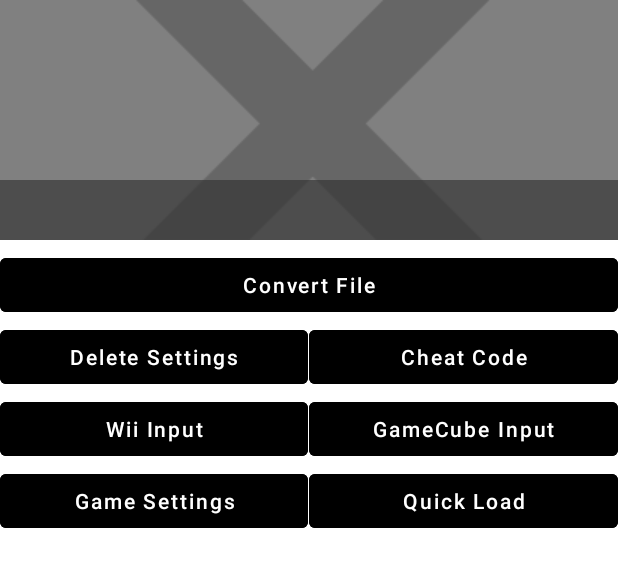
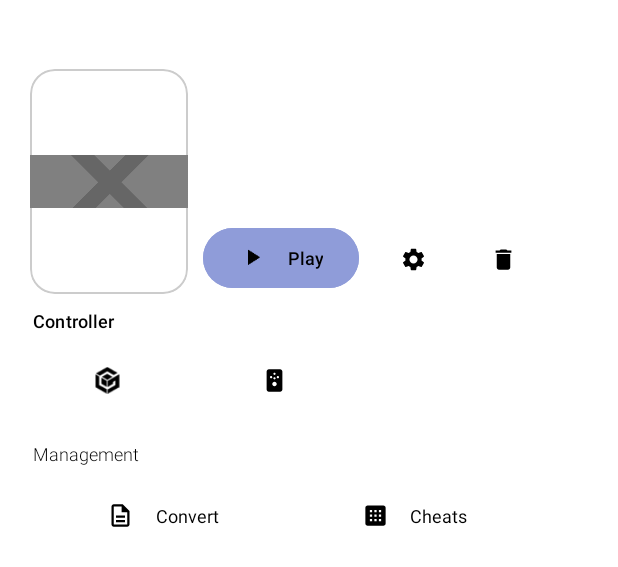
Before and after one commit to Gamer64ytb/Dolphin-Enhanced, an Android app: the layout dialog_game_details.xml on its own in the app's theme, with its tools: preview values and no code run, on a phone screen of 412 x 824 dp. Shown: the top 567 px of the screen. Run offline under Robolectric (Android 15) with nearby library versions, the phone set to English and light mode, and no system bars.

Commit message:
ui: Refactor GameDetailsDialog to use a BottomSheetDialog and modern design

```diff
--- a/Source/Android/app/build.gradle
+++ b/Source/Android/app/build.gradle
@@ -2,6 +2,7 @@
     id 'com.android.application'
     id 'org.jetbrains.kotlin.android'
     id 'org.jetbrains.kotlin.plugin.serialization' version "1.7.20"
+    id 'org.jetbrains.kotlin.kapt'
 }
 
 android {
@@ -9,6 +10,7 @@
 
     buildFeatures {
         buildConfig = true
+        viewBinding true
     }
 
     compileOptions {
@@ -94,6 +96,7 @@
     }
 }
 
+
 dependencies {
     implementation 'androidx.core:core-ktx:1.15.0'
     implementation 'androidx.recyclerview:recyclerview:1.3.2'
--- /dev/null
+++ b/Source/Android/app/src/main/res/drawable/bottom_sheet_pull_indicator.xml
@@ -0,0 +1,6 @@
+<?xml version="1.0" encoding="utf-8"?>
+<shape xmlns:android="http://schemas.android.com/apk/res/android"
+    android:shape="rectangle">
+    <solid android:color="@android:color/white" />
+    <corners android:radius="2dp" />
+</shape>
--- /dev/null
+++ b/Source/Android/app/src/main/res/drawable/ic_cheat_code.xml
@@ -0,0 +1,10 @@
+<?xml version="1.0" encoding="utf-8"?>
+<vector xmlns:android="http://schemas.android.com/apk/res/android"
+    android:width="24dp"
+    android:height="24dp"
+    android:viewportWidth="24"
+    android:viewportHeight="24">
+    <path
+        android:fillColor="#FF000000"
+        android:pathData="M19,3H5C3.89,3 3,3.89 3,5V19C3,20.11 3.89,21 5,21H19C20.11,21 21,20.11 21,19V5C21,3.89 20.11,3 19,3M11,7H13V9H11V7M7,7H9V9H7V7M15,7H17V9H15V7M7,11H9V13H7V11M11,11H13V13H11V11M15,11H17V13H15V11M7,15H9V17H7V15M11,15H13V17H11V15M15,15H17V17H15V15Z" />
+</vector>
--- /dev/null
+++ b/Source/Android/app/src/main/res/drawable/ic_convert_file.xml
@@ -0,0 +1,10 @@
+<?xml version="1.0" encoding="utf-8"?>
+<vector xmlns:android="http://schemas.android.com/apk/res/android"
+    android:width="24dp"
+    android:height="24dp"
+    android:viewportWidth="24"
+    android:viewportHeight="24">
+    <path
+        android:fillColor="#FF000000"
+        android:pathData="M14,2H6C4.9,2 4,2.9 4,4V20C4,21.1 4.9,22 6,22H18C19.1,22 20,21.1 20,20V8L14,2M18,20H6V4H13V9H18V20M16,12V14H8V12H16M16,16V18H8V16H16Z"/>
+</vector>
--- /dev/null
+++ b/Source/Android/app/src/main/res/drawable/ic_gamecube.xml
@@ -0,0 +1,13 @@
+<?xml version="1.0" encoding="utf-8"?>
+<vector xmlns:android="http://schemas.android.com/apk/res/android"
+    android:width="24dp"
+    android:height="24dp"
+    android:viewportWidth="24"
+    android:viewportHeight="24">
+    <path
+        android:fillColor="#FF000000"
+        android:pathData="M12,2C6.48,2 2,6.48 2,12s4.48,10 10,10 10,-4.48 10,-10S17.52,2 12,2zM12,20c-4.41,0 -8,-3.59 -8,-8s3.59,-8 8,-8 8,3.59 8,8 -3.59,8 -8,8zM11,7h2v6h-2zM11,15h2v2h-2z"/>
+    <path
+        android:fillColor="#FF000000"
+        android:pathData="M8,8h8v8h-8z"/>
+</vector>
--- /dev/null
+++ b/Source/Android/app/src/main/res/drawable/ic_play.xml
@@ -0,0 +1,10 @@
+<?xml version="1.0" encoding="utf-8"?>
+<vector xmlns:android="http://schemas.android.com/apk/res/android"
+    android:width="24dp"
+    android:height="24dp"
+    android:viewportWidth="24"
+    android:viewportHeight="24">
+    <path
+        android:fillColor="#FFFFFF"
+        android:pathData="M8,5v14l11,-7z"/>
+</vector>
--- /dev/null
+++ b/Source/Android/app/src/main/res/drawable/ic_settings.xml
@@ -0,0 +1,10 @@
+<?xml version="1.0" encoding="utf-8"?>
+<vector xmlns:android="http://schemas.android.com/apk/res/android"
+    android:width="24dp"
+    android:height="24dp"
+    android:viewportWidth="24"
+    android:viewportHeight="24">
+    <path
+        android:fillColor="#FF000000"
+        android:pathData="M19.14,12.94c0.04,-0.3 0.06,-0.61 0.06,-0.94c0,-0.32 -0.02,-0.64 -0.07,-0.94l2.03,-1.58c0.18,-0.14 0.23,-0.41 0.12,-0.61l-1.92,-3.32c-0.12,-0.22 -0.37,-0.29 -0.59,-0.22l-2.39,0.96c-0.5,-0.38 -1.03,-0.7 -1.62,-0.94L14.4,2.81c-0.04,-0.24 -0.24,-0.41 -0.48,-0.41h-3.84c-0.24,0 -0.43,0.17 -0.47,0.41L9.25,5.35C8.66,5.59 8.12,5.92 7.63,6.29L5.24,5.33c-0.22,-0.08 -0.47,0 -0.59,0.22L2.74,8.87C2.62,9.08 2.66,9.34 2.86,9.48l2.03,1.58C4.84,11.36 4.8,11.69 4.8,12s0.02,0.64 0.07,0.94l-2.03,1.58c-0.18,0.14 -0.23,0.41 -0.12,0.61l1.92,3.32c0.12,0.22 0.37,0.29 0.59,0.22l2.39,-0.96c0.5,0.38 1.03,0.7 1.62,0.94l0.36,2.54c0.05,0.24 0.24,0.41 0.48,0.41h3.84c0.24,0 0.44,-0.17 0.47,-0.41l0.36,-2.54c0.59,-0.24 1.13,-0.56 1.62,-0.94l2.39,0.96c0.22,0.08 0.47,0 0.59,-0.22l1.92,-3.32c0.12,-0.22 0.07,-0.47 -0.12,-0.61L19.14,12.94zM12,15.6c-1.98,0 -3.6,-1.62 -3.6,-3.6s1.62,-3.6 3.6,-3.6s3.6,1.62 3.6,3.6S13.98,15.6 12,15.6z"/>
+</vector>
--- /dev/null
+++ b/Source/Android/app/src/main/res/drawable/ic_settings_delete.xml
@@ -0,0 +1,10 @@
+<?xml version="1.0" encoding="utf-8"?>
+<vector xmlns:android="http://schemas.android.com/apk/res/android"
+    android:width="24dp"
+    android:height="24dp"
+    android:viewportWidth="24"
+    android:viewportHeight="24">
+    <path
+        android:fillColor="#FF000000"
+        android:pathData="M6,19c0,1.1 0.9,2 2,2h8c1.1,0 2,-0.9 2,-2V7H6v12zM19,4h-3.5l-1,-1h-5l-1,1H5v2h14V4z"/>
+</vector>
--- /dev/null
+++ b/Source/Android/app/src/main/res/drawable/ic_wiimote.xml
@@ -0,0 +1,10 @@
+<?xml version="1.0" encoding="utf-8"?>
+<vector xmlns:android="http://schemas.android.com/apk/res/android"
+    android:width="24dp"
+    android:height="24dp"
+    android:viewportWidth="24"
+    android:viewportHeight="24">
+    <path
+        android:fillColor="#FF000000"
+        android:pathData="M7,2h10c1.1,0 2,0.9 2,2v16c0,1.1 -0.9,2 -2,2H7c-1.1,0 -2,-0.9 -2,-2V4C5,2.9 5.9,2 7,2zM12,5c-0.55,0 -1,0.45 -1,1s0.45,1 1,1s1,-0.45 1,-1S12.55,5 12,5zM9,8c-0.55,0 -1,0.45 -1,1s0.45,1 1,1s1,-0.45 1,-1S9.55,8 9,8zM12,9c-0.55,0 -1,0.45 -1,1s0.45,1 1,1s1,-0.45 1,-1S12.55,9 12,9zM15,8c-0.55,0 -1,0.45 -1,1s0.45,1 1,1s1,-0.45 1,-1S15.55,8 15,8zM12,13c-1.1,0 -2,0.9 -2,2s0.9,2 2,2s2,-0.9 2,-2S13.1,13 12,13zM8,17h2v1H8zM14,17h2v1h-2z"/>
+</vector>
--- /dev/null
+++ b/Source/Android/app/src/main/res/drawable/rounded_corners_cover.xml
@@ -0,0 +1,12 @@
+<?xml version="1.0" encoding="utf-8"?>
+<shape xmlns:android="http://schemas.android.com/apk/res/android"
+    android:shape="rectangle">
+
+    <corners android:radius="16dp" />
+
+    <solid android:color="#FFFFFF" />
+
+    <stroke
+        android:width="1dp"
+        android:color="#CCCCCC" />
+</shape>
--- a/Source/Android/app/src/main/res/layout/dialog_game_details.xml
+++ b/Source/Android/app/src/main/res/layout/dialog_game_details.xml
@@ -1,140 +1,257 @@
 <?xml version="1.0" encoding="utf-8"?>
-<RelativeLayout xmlns:android="http://schemas.android.com/apk/res/android"
+<ScrollView xmlns:android="http://schemas.android.com/apk/res/android"
     xmlns:app="http://schemas.android.com/apk/res-auto"
+    xmlns:tools="http://schemas.android.com/tools"
+    android:layout_width="match_parent"
     android:layout_height="wrap_content"
+    android:background="@android:color/transparent">
+
+    <RelativeLayout
         android:layout_width="match_parent"
-    android:background="@color/dolphin_background">
+        android:layout_height="wrap_content"
+        android:padding="14dp"
+        android:paddingBottom="32dp">
+
+        <View
+            android:id="@+id/bottom_sheet_pull_indicator"
+            android:layout_width="32dp"
+            android:layout_height="4dp"
+            android:layout_centerHorizontal="true"
+            android:layout_marginTop="6dp"
+            android:layout_marginBottom="6dp"
+            android:alpha="0.4"
+            android:background="@drawable/bottom_sheet_pull_indicator" />
 
         <ImageView
+            android:id="@+id/image_game_screen"
+            android:layout_width="105dp"
+            android:layout_height="150dp"
+            android:layout_alignParentStart="true"
+            android:layout_below="@id/bottom_sheet_pull_indicator"
+            android:layout_marginStart="6dp"
+            android:layout_marginTop="16dp"
+            android:layout_marginEnd="6dp"
+            android:layout_marginBottom="16dp"
             android:contentDescription="@string/game_platform_wii"
-        android:scaleType="centerCrop"
-        android:id="@+id/image_game_screen"
+            android:scaleType="fitCenter"
+            android:src="@drawable/no_banner"
+            android:background="@drawable/rounded_corners_cover"
+            android:clipToOutline="true" />
+
+        <LinearLayout
             android:layout_width="match_parent"
-        android:layout_height="160dp"
-        android:layout_marginBottom="6dp"
-        android:layout_alignParentTop="true"
-        android:layout_centerHorizontal="true"
-        android:src="@drawable/no_banner"/>
+            android:layout_height="wrap_content"
+            android:layout_alignTop="@id/image_game_screen"
+            android:layout_marginStart="8dp"
+            android:layout_toEndOf="@id/image_game_screen"
+            android:orientation="vertical"
+            tools:layout_alignParentEnd="false">
+
+            <TextView
+                android:id="@+id/text_game_title"
+                style="@style/TextAppearance.Material3.HeadlineSmall"
+                android:layout_width="match_parent"
+                android:layout_height="wrap_content"
+                android:ellipsize="marquee"
+                android:fontFamily="sans-serif"
+                android:paddingStart="4dp"
+                android:paddingEnd="4dp"
+                android:textAlignment="gravity"
+                android:textColor="@color/text"
+                android:textSize="20sp" />
 
             <TextView
                 android:id="@+id/text_game_filename"
-        android:background="#AA333333"
-        android:textColor="#E0E0E0"
+                style="@style/TextAppearance.MaterialComponents.Body2"
+                android:layout_width="match_parent"
+                android:layout_height="wrap_content"
+                android:layout_marginTop="3dp"
+                android:fontFamily="sans-serif-medium"
+                android:paddingStart="4dp"
+                android:paddingEnd="4dp"
+                android:paddingBottom="2dp"
+                android:textColor="@color/text"
+                android:textSize="12sp" />
+
+        </LinearLayout>
+
+        <LinearLayout
+            android:id="@+id/play"
+            android:layout_width="match_parent"
+            android:layout_height="wrap_content"
+            android:layout_alignBottom="@id/image_game_screen"
+            android:layout_marginTop="8dp"
+            android:layout_toEndOf="@id/image_game_screen"
+            android:orientation="horizontal">
+
+            <Button
+                android:id="@+id/button_quick_load"
+                style="@style/Widget.Material3.Button"
+                android:layout_width="wrap_content"
+                android:layout_height="wrap_content"
+                android:layout_marginStart="4dp"
+                android:backgroundTint="#8F9CD9"
+                android:gravity="center"
+                android:stateListAnimator="@null"
+                android:text="@string/play"
+                android:textAlignment="center"
+                android:textAppearance="@style/MyCustomTextAppearance"
+                android:textColor="#000000"
                 android:textSize="12sp"
-        android:paddingBottom="2dp"
-        android:layout_alignBottom="@id/image_game_screen"
-        android:layout_width="match_parent"
-        android:layout_height="wrap_content" />
+                app:cornerRadius="24dp"
+                app:icon="@drawable/ic_play"
+                app:iconGravity="textStart"
+                app:iconPadding="14dp"
+                app:iconTint="@android:color/black" />
+
+            <Button
+                android:id="@+id/button_game_setting"
+                style="@style/Widget.Material3.Button"
+                android:layout_width="48dp"
+                android:layout_height="wrap_content"
+                android:layout_marginStart="12dp"
+                android:layout_marginEnd="12dp"
+                android:backgroundTint="@color/buttons"
+                android:gravity="center"
+                android:stateListAnimator="@null"
+                app:cornerRadius="24dp"
+                app:icon="@drawable/ic_settings"
+                app:iconGravity="textStart"
+                app:iconPadding="0dp"
+                app:iconTint="@color/text" />
+
+            <Button
+                android:id="@+id/button_delete_setting"
+                style="@style/Widget.Material3.Button"
+                android:layout_width="48dp"
+                android:layout_height="wrap_content"
+                android:backgroundTint="@color/buttons"
+                android:gravity="center"
+                android:stateListAnimator="@null"
+                app:cornerRadius="24dp"
+                app:icon="@drawable/ic_settings_delete"
+                app:iconGravity="textStart"
+                app:iconPadding="0dp"
+                app:iconTint="@color/text" />
+        </LinearLayout>
 
         <TextView
-        android:id="@+id/text_game_title"
-        android:background="#AA333333"
-        android:textColor="#F0F0F0"
-        android:paddingTop="2dp"
-        android:textSize="14sp"
-        android:layout_above="@id/text_game_filename"
-        android:layout_width="match_parent"
-        android:layout_height="wrap_content" />
+            style="@style/TextAppearance.Material3.TitleMedium"
+            android:layout_width="wrap_content"
+            android:layout_height="wrap_content"
+            android:layout_below="@id/play"
+            android:layout_marginTop="1dp"
+            android:fontFamily="sans-serif-light"
+            android:padding="8dp"
+            android:text="@string/game_settings_section"
+            android:textColor="@color/text"
+            android:textSize="12sp" />
 
-    <View
-        android:id="@+id/dummy_view"
-        android:visibility="invisible"
-        android:layout_centerHorizontal="true"
-        android:layout_below="@id/image_game_screen"
-        android:layout_width="1px"
-        android:layout_height="1px"/>
-
-    <!--  -->
-    <Button
-        android:text="@string/convert_file"
-        android:id="@+id/button_convert"
-        style="@style/Widget.MaterialComponents.Button.TextButton"
-        android:backgroundTint="@color/dolphin"
-        android:textColor="@android:color/white"
-        android:textAllCaps="false"
+        <LinearLayout
+            android:id="@+id/first_linear_layout"
             android:layout_width="match_parent"
             android:layout_height="wrap_content"
-        android:layout_below="@id/image_game_screen"
-        android:stateListAnimator="@null"/>
+            android:layout_below="@id/play"
+            android:layout_marginTop="26dp"
+            android:orientation="horizontal"
+            android:padding="8dp">
 
             <Button
-        android:text="@string/delete_game_setting"
-        android:id="@+id/button_delete_setting"
-        style="@style/Widget.MaterialComponents.Button.TextButton"
-        android:backgroundTint="@color/dolphin"
-        android:textColor="@android:color/white"
-        android:textAllCaps="false"
+                android:id="@+id/button_gcpad_settings"
+                style="@style/Widget.Material3.Button"
+                android:layout_width="99dp"
+                android:layout_height="wrap_content"
+                android:layout_marginEnd="12dp"
+                android:backgroundTint="@color/buttons"
+                android:minWidth="48dp"
+                android:minHeight="48dp"
+                android:stateListAnimator="@null"
+                app:cornerRadius="24dp"
+                app:icon="@drawable/ic_gamecube"
+                app:iconGravity="textStart"
+                app:iconPadding="0dp"
+                app:iconTint="@color/text" />
+
+            <Button
+                android:id="@+id/button_wiimote_settings"
+                style="@style/Widget.Material3.Button"
+                android:layout_width="99dp"
+                android:layout_height="wrap_content"
+                android:backgroundTint="@color/buttons"
+                android:minWidth="48dp"
+                android:minHeight="48dp"
+                app:cornerRadius="24dp"
+                app:icon="@drawable/ic_wiimote"
+                app:iconGravity="textStart"
+                app:iconPadding="0dp"
+                app:iconTint="@color/text" />
+
+        </LinearLayout>
+
+
+        <TextView
+            android:layout_width="wrap_content"
+            android:layout_height="wrap_content"
+            android:layout_below="@id/first_linear_layout"
+            android:fontFamily="sans-serif-light"
+            android:padding="8dp"
+            android:text="@string/other_buttons_section"
+            android:textColor="@color/text"
+            android:textSize="12sp" />
+
+        <LinearLayout
+            android:id="@+id/second_linear_layout"
             android:layout_width="match_parent"
             android:layout_height="wrap_content"
-        android:layout_below="@id/button_convert"
-        android:layout_toStartOf="@id/dummy_view"
-        android:stateListAnimator="@null"/>
+            android:layout_below="@id/first_linear_layout"
+            android:layout_marginTop="26dp"
+            android:orientation="horizontal"
+            android:padding="8dp">
 
             <Button
-        android:text="@string/cheat_code"
-        android:id="@+id/button_cheat_code"
-        style="@style/Widget.MaterialComponents.Button.TextButton"
-        android:backgroundTint="@color/dolphin"
-        android:textColor="@android:color/white"
-        android:textAllCaps="false"
-        android:layout_width="match_parent"
+                android:id="@+id/button_convert"
+                style="@style/Widget.Material3.Button"
+                android:layout_width="173dp"
                 android:layout_height="wrap_content"
-        android:layout_below="@id/button_convert"
-        android:layout_toEndOf="@id/dummy_view"
-        android:stateListAnimator="@null"/>
-
-    <!--  -->
-    <Button
-        android:text="@string/grid_menu_wiimote_settings"
-        android:id="@+id/button_wiimote_settings"
-        style="@style/Widget.MaterialComponents.Button.TextButton"
-        android:backgroundTint="@color/dolphin"
-        android:textColor="@android:color/white"
-        android:textAllCaps="false"
-        android:layout_width="match_parent"
-        android:layout_height="wrap_content"
-        android:layout_toStartOf="@id/dummy_view"
-        android:layout_below="@id/button_delete_setting"
-        android:stateListAnimator="@null"/>
+                android:layout_marginEnd="12dp"
+                android:backgroundTint="@color/buttons"
+                android:fontFamily="sans-serif"
+                android:minWidth="48dp"
+                android:minHeight="48dp"
+                android:stateListAnimator="@null"
+                android:text="@string/convert"
+                android:textAlignment="center"
+                android:textAppearance="@style/MyCustomTextAppearance"
+                android:textColor="@color/text"
+                android:textSize="12sp"
+                app:cornerRadius="24dp"
+                app:icon="@drawable/ic_convert_file"
+                app:iconGravity="textStart"
+                app:iconPadding="14dp"
+                app:iconTint="@color/text" />
 
             <Button
-        android:text="@string/grid_menu_gcpad_settings"
-        android:id="@+id/button_gcpad_settings"
-        android:layout_width="match_parent"
-        style="@style/Widget.MaterialComponents.Button.TextButton"
-        android:backgroundTint="@color/dolphin"
-        android:textColor="@android:color/white"
-        android:textAllCaps="false"
+                android:id="@+id/button_cheat_code"
+                style="@style/Widget.Material3.Button"
+                android:layout_width="138dp"
                 android:layout_height="wrap_content"
-        android:layout_below="@id/button_cheat_code"
-        android:layout_toEndOf="@id/dummy_view"
-        android:stateListAnimator="@null"/>
+                android:backgroundTint="@color/buttons"
+                android:fontFamily="sans-serif"
+                android:minWidth="48dp"
+                android:minHeight="48dp"
+                android:stateListAnimator="@null"
+                android:text="@string/cheats"
+                android:textAlignment="center"
+                android:textAppearance="@style/MyCustomTextAppearance"
+                android:textColor="@color/text"
+                android:textSize="12sp"
+                app:cornerRadius="24dp"
+                app:icon="@drawable/ic_cheat_code"
+                app:iconGravity="textStart"
+                app:iconPadding="14dp"
+                app:iconTint="@color/text" />
 
-    <!--  -->
-    <Button
-        android:text="@string/preferences_game_settings"
-        android:id="@+id/button_game_setting"
-        style="@style/Widget.MaterialComponents.Button.TextButton"
-        android:backgroundTint="@color/dolphin"
-        android:textColor="@android:color/white"
-        android:textAllCaps="false"
-        android:layout_width="match_parent"
-        android:layout_height="wrap_content"
-        android:layout_toStartOf="@id/dummy_view"
-        android:layout_below="@id/button_wiimote_settings"
-        android:stateListAnimator="@null"/>
-
-    <Button
-        android:text="@string/emulation_quickload"
-        android:id="@+id/button_quick_load"
-        android:layout_width="match_parent"
-        style="@style/Widget.MaterialComponents.Button.TextButton"
-        android:backgroundTint="@color/dolphin"
-        android:textColor="@android:color/white"
-        android:textAllCaps="false"
-        android:layout_height="wrap_content"
-        android:layout_below="@id/button_gcpad_settings"
-        android:layout_toEndOf="@id/dummy_view"
-        android:stateListAnimator="@null"/>
+        </LinearLayout>
 
     </RelativeLayout>
+</ScrollView>
--- a/Source/Android/app/src/main/res/values-night/colors.xml
+++ b/Source/Android/app/src/main/res/values-night/colors.xml
@@ -5,4 +5,8 @@
 
     <color name="dolphin_background">#000000</color>
 
+    <color name="dialog_color">#141414</color>
+    <color name="text">#FFFFFF</color>
+    <color name="buttons">#000000</color>
+
 </resources>
--- a/Source/Android/app/src/main/res/values/colors.xml
+++ b/Source/Android/app/src/main/res/values/colors.xml
@@ -7,5 +7,8 @@
     <color name="dolphin_accent">#000000</color>
 
     <color name="light_grey">#e6e6e6</color>
+    <color name="dialog_color">#F2F2F2</color>
+    <color name="text">#000000</color>
+    <color name="buttons">#FFFFFF</color>
 
 </resources>
--- a/Source/Android/app/src/main/res/values/strings.xml
+++ b/Source/Android/app/src/main/res/values/strings.xml
@@ -456,4 +456,15 @@
     <string name="yaw">Total Yaw</string>
     <string name="vertical_offset">Vertical Offset</string>
 
+    <!-- Game Details -->
+    <string name="game_id">Game ID</string>
+    <string name="game_actions">Game</string>
+    <string name="input_settings">Controller</string>
+    <string name="game_filename">Details::</string>
+    <string name="game_settings_section">Controller</string>
+    <string name="other_buttons_section">Management</string>
+    <string name="play">Play</string>
+    <string name="convert">Convert</string>
+    <string name="cheats">Cheats</string>
+
 </resources>
```
Also changed, not shown: Source/Android/app/src/main/java/org/dolphinemu/dolphinemu/adapters/GameAdapter.kt (+3 -5 lines), Source/Android/app/src/main/java/org/dolphinemu/dolphinemu/dialogs/GameDetailsDialog.kt (+115 -117 lines), Source/Android/app/src/main/res/drawable/bottom_sheet_background.xml (added, +11 -0 lines). Lines whose indentation alone changed are shown as unchanged.
